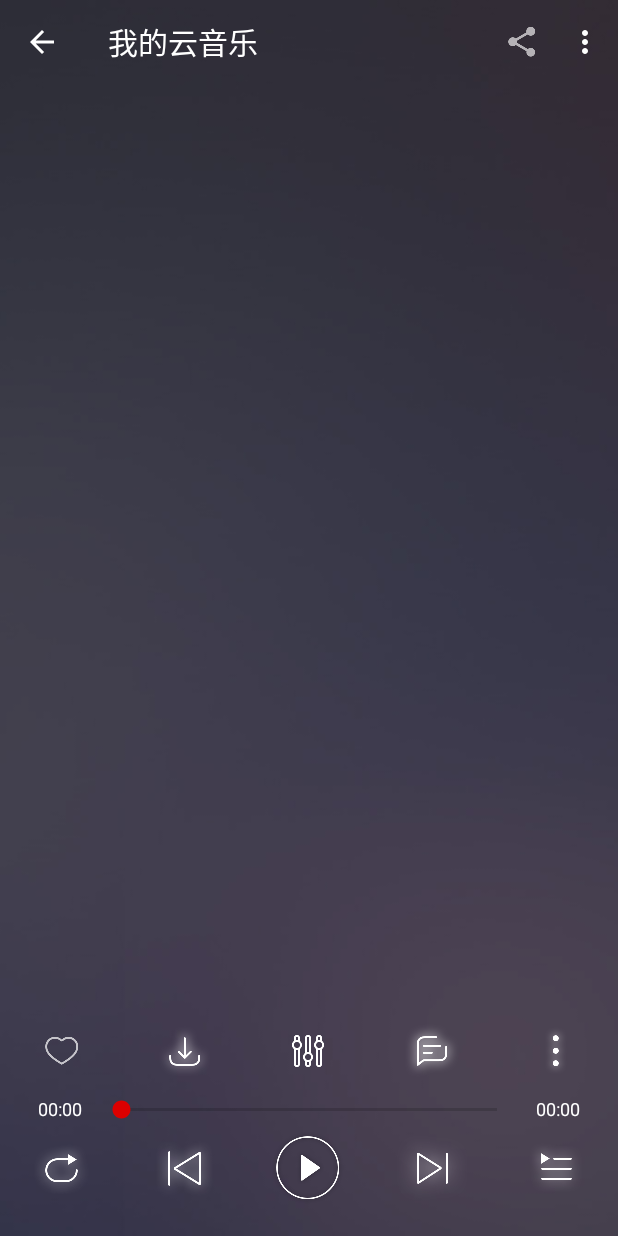
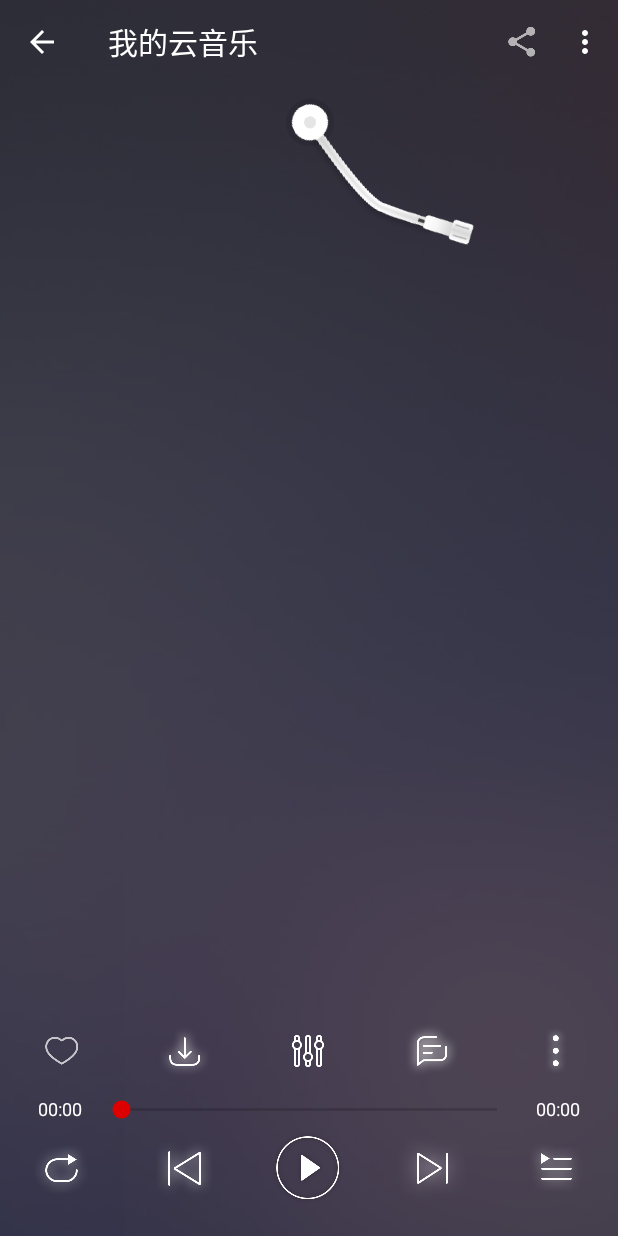
Before and after one commit to LIULIUQIAN/MyCloudMusic, an Android app: the screen it shows after launch (MusicPlayerActivity), after a tap on "标题", on a phone screen of 412 x 824 dp. Run offline under Robolectric (Android 15) with nearby library versions, the phone set to English and light mode, and no system bars; our stand-ins replace ButterKnife, EventBus, RxJava; libraries missing offline, so code that uses them is left out: cn.sharesdk.framework, cn.sharesdk.sina, cn.sharesdk.tencent, com.chad.library, com.chuckerteam.chucker and 7 more; network calls fail; pictures from the network do not load; 40 statements that could not run were skipped.

Commit message:
旋转动画

```diff
--- a/MyCloudMusic/app/src/main/java/com/example/mycloudmusic/activity/MusicPlayerActivity.java
+++ b/MyCloudMusic/app/src/main/java/com/example/mycloudmusic/activity/MusicPlayerActivity.java
@@ -5,6 +5,8 @@ import androidx.annotation.Nullable;
 import androidx.appcompat.app.AppCompatActivity;
 import androidx.viewpager.widget.ViewPager;
 
+import android.animation.ObjectAnimator;
+import android.animation.ValueAnimator;
 import android.annotation.SuppressLint;
 import android.app.Activity;
 import android.content.Intent;
@@ -38,6 +40,7 @@ import com.example.mycloudmusic.manager.ListManager;
 import com.example.mycloudmusic.manager.MusicPlayerManager;
 import com.example.mycloudmusic.service.MusicPlayerService;
 import com.example.mycloudmusic.util.Constant;
+import com.example.mycloudmusic.util.DensityUtil;
 import com.example.mycloudmusic.util.ImageUtil;
 import com.example.mycloudmusic.util.SwitchDrawableUtil;
 import com.example.mycloudmusic.util.ToastUtil;
@@ -59,6 +62,9 @@ import static com.bumptech.glide.request.RequestOptions.bitmapTransform;
 import static com.example.mycloudmusic.util.Constant.MODEL_LOOP_LIST;
 import static com.example.mycloudmusic.util.Constant.MODEL_LOOP_ONE;
 import static com.example.mycloudmusic.util.Constant.MODEL_LOOP_RANDOM;
+import static com.example.mycloudmusic.util.Constant.THUMB_DURATION;
+import static com.example.mycloudmusic.util.Constant.THUMB_ROTATION_PAUSE;
+import static com.example.mycloudmusic.util.Constant.THUMB_ROTATION_PLAY;
 
 public class MusicPlayerActivity extends BaseTitleActivity implements MusicPlayerListener {
 
@@ -67,6 +73,9 @@ public class MusicPlayerActivity extends BaseTitleActivity implements MusicPlaye
 
     @BindView(R.id.view_pager)
     ViewPager viewPager;
+
+    @BindView(R.id.iv_record_thumb)
+    ImageView iv_record_thumb;
 
     @BindView(R.id.tv_start)
     TextView tv_start;
@@ -87,6 +96,8 @@ public class MusicPlayerActivity extends BaseTitleActivity implements MusicPlaye
     private ListManager listManager;
     private MusicPlayerManager musicPlayerManager;
     private MusicPlayerAdapter recordAdapter;
+    private ObjectAnimator playThumbAnimator;
+    private ValueAnimator pauseThumbAnimator;
 
     public static void start(Activity activity) {
 
@@ -182,6 +193,11 @@ public class MusicPlayerActivity extends BaseTitleActivity implements MusicPlaye
         lightStatusBar();
 
         viewPager.setOffscreenPageLimit(3);
+
+        //黑胶唱片指针旋转点
+        int rotate = DensityUtil.dipTopx(getMainActivity(), 15);
+        iv_record_thumb.setPivotX(rotate);
+        iv_record_thumb.setPivotY(rotate);
     }
 
     @Override
@@ -193,6 +209,20 @@ public class MusicPlayerActivity extends BaseTitleActivity implements MusicPlaye
         recordAdapter = new MusicPlayerAdapter(getMainActivity(), getSupportFragmentManager());
         viewPager.setAdapter(recordAdapter);
         recordAdapter.setDatum(listManager.getDatum());
+
+        //指针动画创建
+        playThumbAnimator = ObjectAnimator.ofFloat(iv_record_thumb, "rotation", THUMB_ROTATION_PAUSE, THUMB_ROTATION_PLAY);
+        playThumbAnimator.setDuration(THUMB_DURATION);
+
+        pauseThumbAnimator = ValueAnimator.ofFloat(THUMB_ROTATION_PLAY, THUMB_ROTATION_PAUSE);
+        pauseThumbAnimator.setDuration(THUMB_DURATION);
+        pauseThumbAnimator.addUpdateListener(new ValueAnimator.AnimatorUpdateListener() {
+            @Override
+            public void onAnimationUpdate(ValueAnimator animation) {
+                iv_record_thumb.setRotation((Float) animation.getAnimatedValue());
+            }
+        });
+
     }
 
     @Override
@@ -471,8 +501,12 @@ public class MusicPlayerActivity extends BaseTitleActivity implements MusicPlaye
      */
     private void stopRecordRotate() {
 
+        float thumbRotation = iv_record_thumb.getRotation();
+        if (thumbRotation != THUMB_ROTATION_PAUSE){
+            pauseThumbAnimator.start();
+        }
+
         Song data = listManager.getData();
-
         EventBus.getDefault().post(new OnStopRecordEvent(data));
 
     }
@@ -481,9 +515,9 @@ public class MusicPlayerActivity extends BaseTitleActivity implements MusicPlaye
      * 指针回到播放位置
      */
     private void startRecordRotate() {
+        playThumbAnimator.start();
 
         Song data = listManager.getData();
-
         EventBus.getDefault().post(new OnStartRecordEvent(data));
     }
 
--- /dev/null
+++ b/MyCloudMusic/app/src/main/java/com/example/mycloudmusic/util/DensityUtil.java
@@ -0,0 +1,13 @@
+package com.example.mycloudmusic.util;
+
+import android.content.Context;
+
+public class DensityUtil {
+
+    public static int dipTopx(Context context, float data) {
+
+        float scale = context.getResources().getDisplayMetrics().density;
+
+        return (int) (data * scale + 0.5f);
+    }
+}
--- a/MyCloudMusic/app/src/main/res/layout/activity_music_player.xml
+++ b/MyCloudMusic/app/src/main/res/layout/activity_music_player.xml
@@ -41,11 +41,37 @@
         </com.google.android.material.appbar.AppBarLayout>
 
 
-        <androidx.viewpager.widget.ViewPager
-            android:id="@+id/view_pager"
+        <RelativeLayout
             android:layout_width="match_parent"
             android:layout_height="0dp"
-            android:layout_weight="1"/>
+            android:layout_weight="1">
+
+            <androidx.constraintlayout.widget.ConstraintLayout
+                android:id="@+id/cl_record"
+                android:layout_width="match_parent"
+                android:layout_height="match_parent"
+                android:clickable="true"
+                android:focusable="true">
+
+                <androidx.viewpager.widget.ViewPager
+                    android:id="@+id/view_pager"
+                    android:layout_width="match_parent"
+                    android:layout_height="match_parent" />
+
+                <ImageView
+                    android:id="@+id/iv_record_thumb"
+                    android:layout_width="92dp"
+                    android:layout_height="138dp"
+                    android:layout_marginStart="61dp"
+                    android:layout_marginTop="10dp"
+                    android:src="@drawable/cd_thumb"
+                    app:layout_constraintLeft_toLeftOf="parent"
+                    app:layout_constraintRight_toRightOf="parent"
+                    app:layout_constraintTop_toTopOf="parent" />
+
+            </androidx.constraintlayout.widget.ConstraintLayout>
+
+        </RelativeLayout>
 
 
         <LinearLayout
```
Also changed, not shown: MyCloudMusic/app/src/main/java/com/example/mycloudmusic/fragment/MusicRecordFragment.java (+49 -9 lines), MyCloudMusic/app/src/main/java/com/example/mycloudmusic/util/Constant.java (+16 -0 lines).
